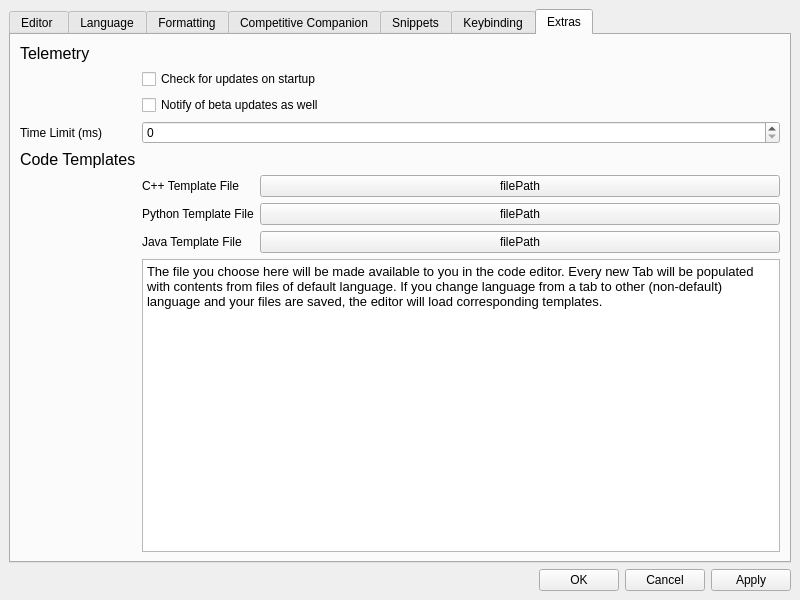
Before: the Qt Designer form ui/preferencewindow.ui in cpeditor/cpeditor, drawn with Qt 5.
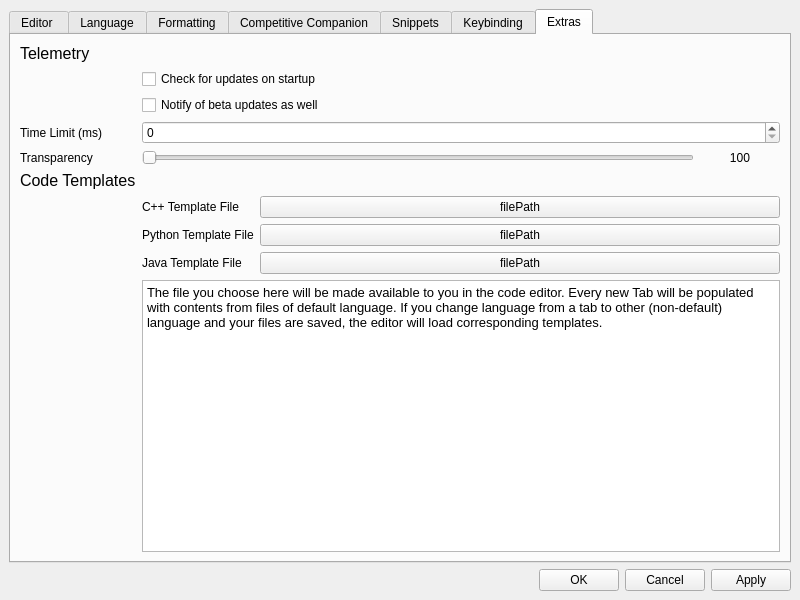
After: the same form once the commit is applied. The open tabs and pages were chosen to show the change.

Commit message: feat: add transparency setting

The edit to the form file:
```diff
--- a/ui/preferencewindow.ui
+++ b/ui/preferencewindow.ui
@@ -882,6 +882,52 @@
                <widget class="QSpinBox" name="time_limit"/>
               </item>
               <item row="3" column="0">
+               <widget class="QLabel" name="label_3">
+                <property name="text">
+                 <string>Transparency</string>
+                </property>
+               </widget>
+              </item>
+              <item row="3" column="1">
+               <layout class="QHBoxLayout" name="horizontalLayout_10">
+                <item>
+                 <widget class="QSlider" name="transparency_slider">
+                  <property name="minimum">
+                   <number>20</number>
+                  </property>
+                  <property name="maximum">
+                   <number>100</number>
+                  </property>
+                  <property name="orientation">
+                   <enum>Qt::Horizontal</enum>
+                  </property>
+                 </widget>
+                </item>
+                <item>
+                 <widget class="QLabel" name="transparency_label">
+                  <property name="minimumSize">
+                   <size>
+                    <width>80</width>
+                    <height>0</height>
+                   </size>
+                  </property>
+                  <property name="maximumSize">
+                   <size>
+                    <width>80</width>
+                    <height>16777215</height>
+                   </size>
+                  </property>
+                  <property name="text">
+                   <string>100</string>
+                  </property>
+                  <property name="alignment">
+                   <set>Qt::AlignCenter</set>
+                  </property>
+                 </widget>
+                </item>
+               </layout>
+              </item>
+              <item row="4" column="0">
                <widget class="QLabel" name="label_22">
                 <property name="font">
                  <font>
@@ -895,14 +941,14 @@
                 </property>
                </widget>
               </item>
-              <item row="4" column="0">
+              <item row="5" column="0">
                <widget class="QLabel" name="label_23">
                 <property name="text">
                  <string/>
                 </property>
                </widget>
               </item>
-              <item row="4" column="1">
+              <item row="5" column="1">
                <layout class="QFormLayout" name="formLayout_9">
                 <item row="0" column="0">
                  <widget class="QLabel" name="label_24">
@@ -952,7 +998,7 @@
                    <string>&lt;!DOCTYPE HTML PUBLIC &quot;-//W3C//DTD HTML 4.0//EN&quot; &quot;http://www.w3.org/TR/REC-html40/strict.dtd&quot;&gt;
 &lt;html&gt;&lt;head&gt;&lt;meta name=&quot;qrichtext&quot; content=&quot;1&quot; /&gt;&lt;style type=&quot;text/css&quot;&gt;
 p, li { white-space: pre-wrap; }
-&lt;/style&gt;&lt;/head&gt;&lt;body style=&quot; font-family:'MS Shell Dlg 2'; font-size:8pt; font-weight:400; font-style:normal;&quot;&gt;
+&lt;/style&gt;&lt;/head&gt;&lt;body style=&quot; font-family:'Noto Sans'; font-size:12pt; font-weight:400; font-style:normal;&quot;&gt;
 &lt;p style=&quot; margin-top:0px; margin-bottom:0px; margin-left:0px; margin-right:0px; -qt-block-indent:0; text-indent:0px;&quot;&gt;&lt;span style=&quot; font-family:'MS Shell Dlg 2'; font-size:9.6pt;&quot;&gt;The file you choose here will be made available to you in the code editor. Every new Tab will be populated with contents from files of default language. If you change language from a tab to other (non-default) language and your files are saved, the editor will load corresponding templates.&lt;/span&gt;&lt;/p&gt;&lt;/body&gt;&lt;/html&gt;</string>
                   </property>
                  </widget>
```
Left out of the diff: 85 changed lines with no effect on the pictures. The commit also changes 5 other files.
